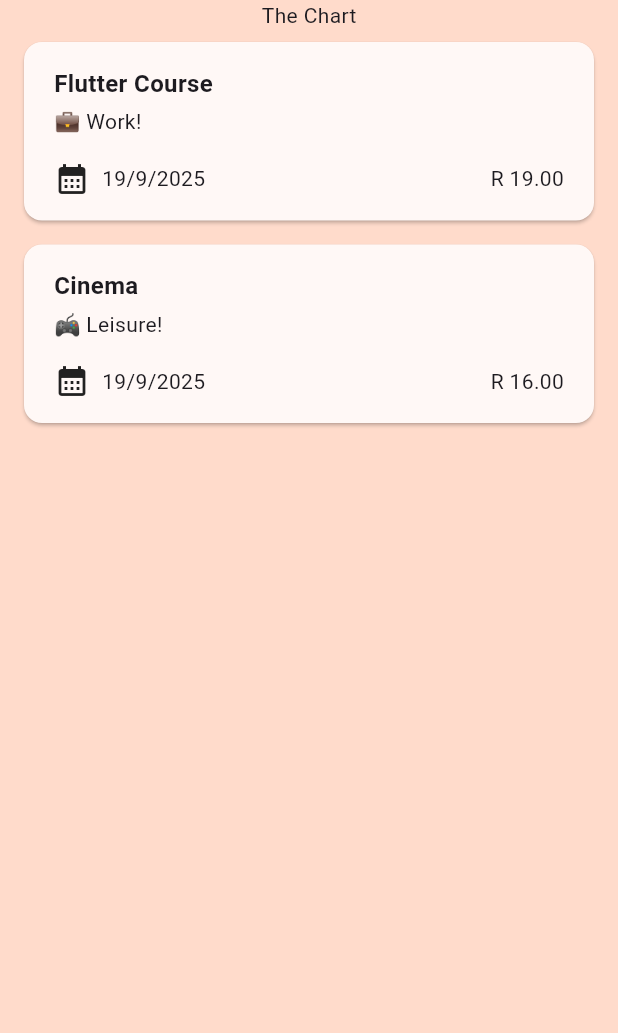
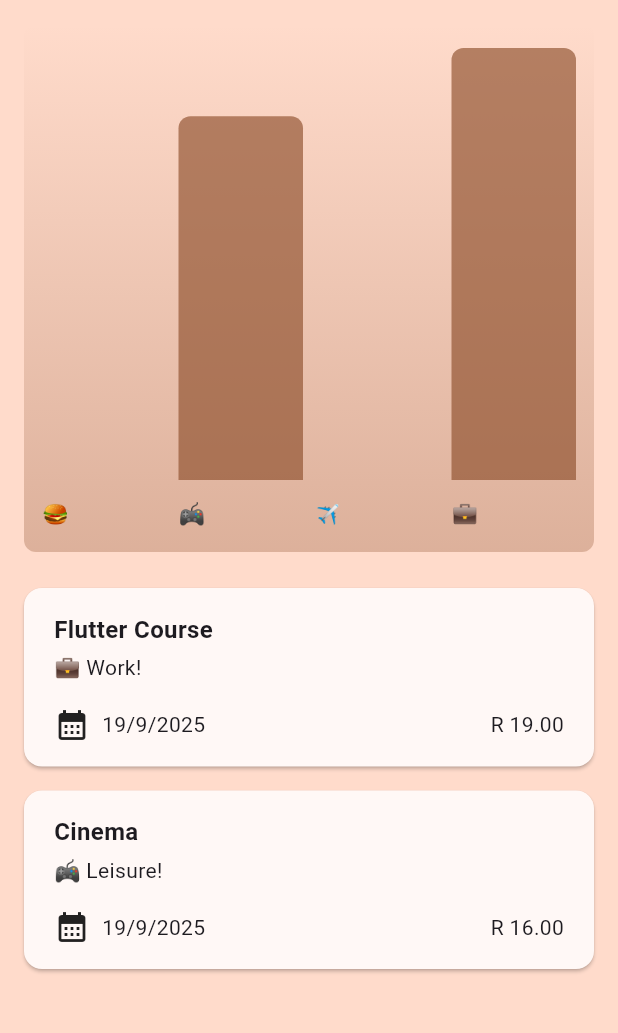
Before and after one commit to ChrisJoshRoberts/flutter-expense-tracker, a Flutter app: the screen it shows after launch, on a phone screen of 412 x 824 dp, the part 84-1117 px from its top. Run offline on Flutter 3.47's test engine with Material 3 defaults, Android fonts, the phone set to English and light mode, and no system bars.

Commit message:
adding chart

```diff
--- a/lib/expenses.dart
+++ b/lib/expenses.dart
@@ -2,10 +2,11 @@ import 'package:expense_tracker/widgets/expenses_list/expenses_list.dart';
 import 'package:expense_tracker/widgets/new_expense.dart';
 import 'package:flutter/material.dart';
 import 'package:expense_tracker/models/expense.dart';
+import 'package:expense_tracker/widgets/chart/chart.dart';
 
 class Expenses extends StatefulWidget {
   final void Function() changeTheme;
-  const Expenses(this.changeTheme,{super.key});
+  const Expenses(this.changeTheme, {super.key});
 
   @override
   State<Expenses> createState() {
@@ -67,8 +68,6 @@ class _ExpensesState extends State<Expenses> {
     );
   }
 
-
-
   @override
   Widget build(context) {
     Widget mainContent = const Center(
@@ -98,7 +97,7 @@ class _ExpensesState extends State<Expenses> {
       ),
       body: Column(
         children: [
-          Text('The Chart'),
+          Expanded(child: Chart(expenses: _registeredExpenses)),
           Expanded(child: mainContent),
         ],
       ),
--- /dev/null
+++ b/lib/widgets/chart/chart.dart
@@ -0,0 +1,87 @@
+import 'package:flutter/material.dart';
+
+import 'package:expense_tracker/widgets/chart/chart_bar.dart';
+import 'package:expense_tracker/models/expense.dart';
+
+class Chart extends StatelessWidget {
+  const Chart({super.key, required this.expenses});
+
+  final List<Expense> expenses;
+
+  List<ExpenseBucket> get buckets {
+    return [
+      ExpenseBucket.forCategory(expenses, Category.food),
+      ExpenseBucket.forCategory(expenses, Category.leisure),
+      ExpenseBucket.forCategory(expenses, Category.travel),
+      ExpenseBucket.forCategory(expenses, Category.work),
+    ];
+  }
+
+  double get maxTotalExpense {
+    double maxTotalExpense = 0;
+
+    for (final bucket in buckets) {
+      if (bucket.totalExpenses > maxTotalExpense) {
+        maxTotalExpense = bucket.totalExpenses;
+      }
+    }
+
+    return maxTotalExpense;
+  }
+
+  @override
+  Widget build(BuildContext context) {
+    final isDarkMode =
+        MediaQuery.of(context).platformBrightness == Brightness.dark;
+    return Container(
+      margin: const EdgeInsets.all(16),
+      padding: const EdgeInsets.symmetric(
+        vertical: 16,
+        horizontal: 8,
+      ),
+      width: double.infinity,
+      height: 180,
+      decoration: BoxDecoration(
+        borderRadius: BorderRadius.circular(8),
+        gradient: LinearGradient(
+          colors: [
+            Theme.of(context).colorScheme.primary.withOpacity(0.3),
+            Theme.of(context).colorScheme.primary.withOpacity(0.0)
+          ],
+          begin: Alignment.bottomCenter,
+          end: Alignment.topCenter,
+        ),
+      ),
+      child: Column(
+        children: [
+          Expanded(
+            child: Row(
+              crossAxisAlignment: CrossAxisAlignment.end,
+              children: [
+                for (final bucket in buckets) // alternative to map()
+                  ChartBar(
+                    fill: bucket.totalExpenses == 0
+                        ? 0
+                        : bucket.totalExpenses / maxTotalExpense,
+                  )
+              ],
+            ),
+          ),
+          const SizedBox(height: 12),
+          Row(
+            children: buckets
+                .map(
+                  (bucket) => Expanded(
+                    child: Padding(
+                      padding: const EdgeInsets.symmetric(horizontal: 4),
+                      child: Text(categoryIcons[bucket.category] ?? '')
+                    ),
+                  ),
+                )
+                .toList(),
+          )
+        ],
+      ),
+    );
+  }
+}
--- /dev/null
+++ b/lib/widgets/chart/chart_bar.dart
@@ -0,0 +1,34 @@
+import 'package:flutter/material.dart';
+
+class ChartBar extends StatelessWidget {
+  const ChartBar({
+    super.key,
+    required this.fill,
+  });
+
+  final double fill;
+
+  @override
+  Widget build(BuildContext context) {
+    final isDarkMode =
+        MediaQuery.of(context).platformBrightness == Brightness.dark;
+    return Expanded(
+      child: Padding(
+        padding: const EdgeInsets.symmetric(horizontal: 4),
+        child: FractionallySizedBox(
+          heightFactor: fill,
+          child: DecoratedBox(
+            decoration: BoxDecoration(
+              shape: BoxShape.rectangle,
+              borderRadius:
+                  const BorderRadius.vertical(top: Radius.circular(8)),
+              color: isDarkMode
+                  ? Theme.of(context).colorScheme.secondary
+                  : Theme.of(context).colorScheme.primary.withOpacity(0.65),
+            ),
+          ),
+        ),
+      ),
+    );
+  }
+}
```
